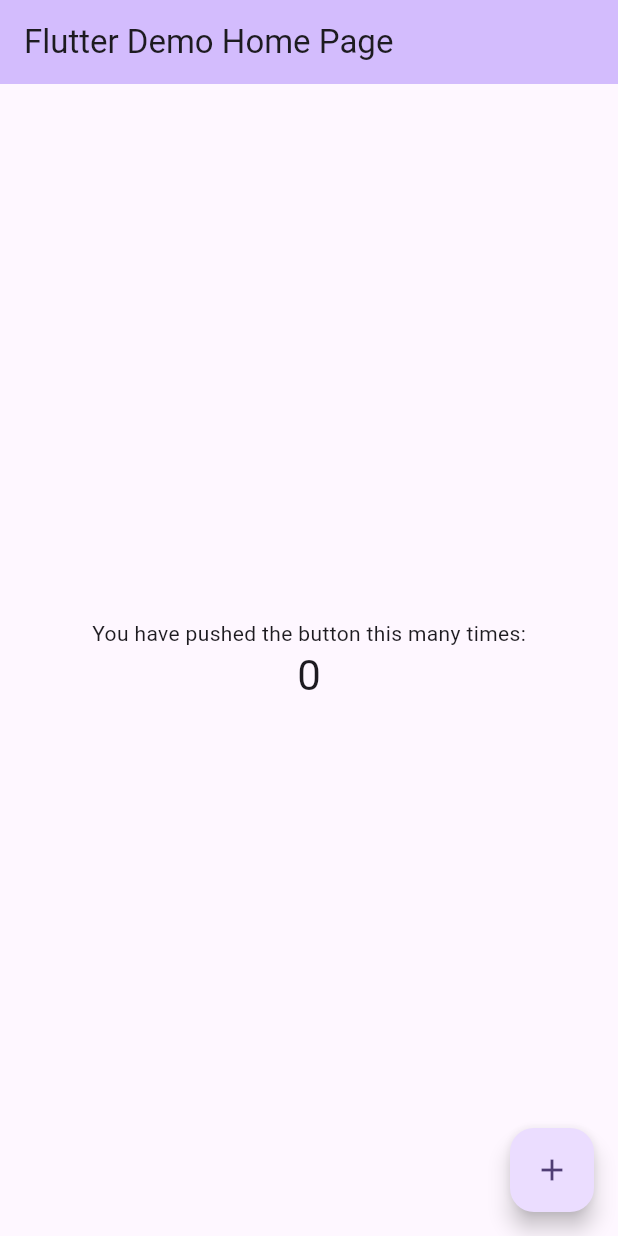
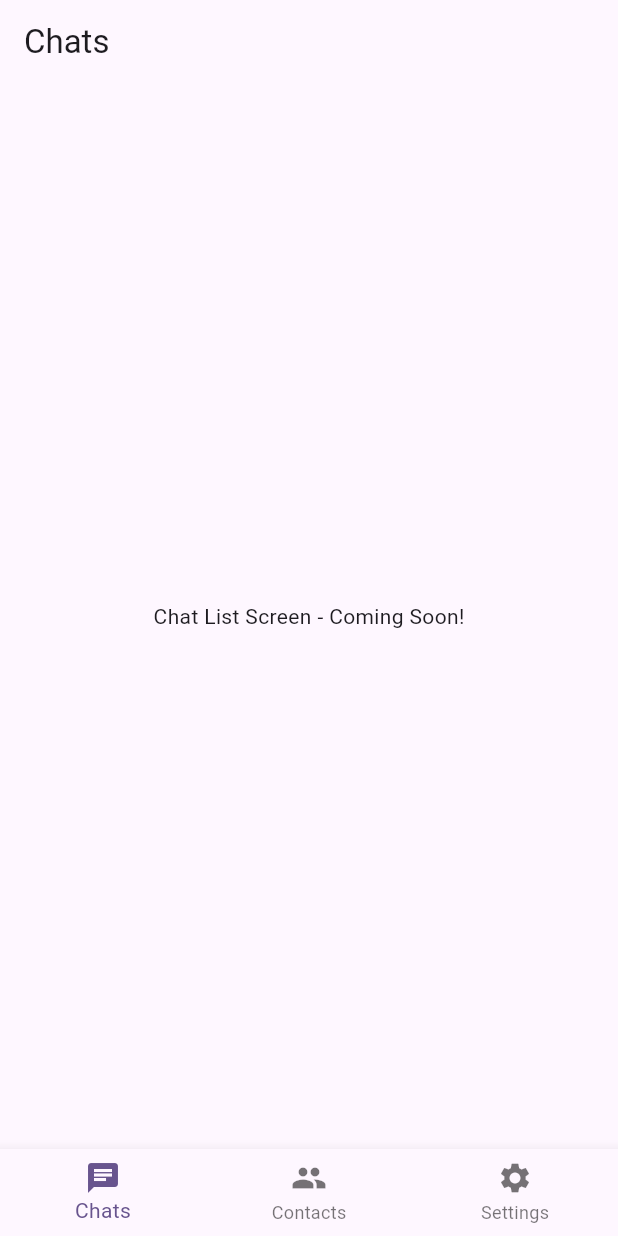
Before and after one commit to could-ai/01983cd2-e9d6-7f02-80ed-329545e76961, a Flutter app: the screen it shows after launch, on a phone screen of 412 x 824 dp. Run offline on Flutter 3.47's test engine with Material 3 defaults, Android fonts, the phone set to English and light mode, and no system bars; our stand-ins replace flutter_riverpod, shared_preferences.

Commit message:
Added dependencies for Riverpod, SharedPreferences, image_picker, emoji_picker_flutter, and flutter_local_notifications.; Refactored main.dart to use Riverpod, implement theme switching, and set up BottomNavigationBar for main screens.; Created placeholder for ChatListScreen.; Created placeholder for ChatScreen.; Created placeholder for ContactScreen.; Created placeholder for SettingsScreen with theme toggle.; Created ThemeProvider for managing and persisting app theme.; Created LocalStorageService for handling SharedPreferences.

```diff
--- a/usr/lib/main.dart
+++ b/usr/lib/main.dart
@@ -1,120 +1,88 @@
 import 'package:flutter/material.dart';
+import 'package:flutter_riverpod/flutter_riverpod.dart';
+import 'package:couldai_user_app/providers/theme_provider.dart';
+import 'package:couldai_user_app/screens/chat_list_screen.dart';
+import 'package:couldai_user_app/screens/contact_screen.dart';
+import 'package:couldai_user_app/screens/settings_screen.dart';
 
 void main() {
-  runApp(const MyApp());
+  runApp(const ProviderScope(child: MyApp()));
 }
 
-class MyApp extends StatelessWidget {
+class MyApp extends ConsumerWidget {
   const MyApp({super.key});
 
-  // This widget is the root of your application.
   @override
-  Widget build(BuildContext context) {
+  Widget build(BuildContext context, WidgetRef ref) {
+    final themeMode = ref.watch(themeProvider);
+
     return MaterialApp(
-      title: 'Flutter Demo',
+      title: 'Chat App',
       debugShowCheckedModeBanner: false,
       theme: ThemeData(
-        // This is the theme of your application.
-        //
-        // TRY THIS: Try running your application with "flutter run". You'll see
-        // the application has a purple toolbar. Then, without quitting the app,
-        // try changing the seedColor in the colorScheme below to Colors.green
-        // and then invoke "hot reload" (save your changes or press the "hot
-        // reload" button in a Flutter-supported IDE, or press "r" if you used
-        // the command line to start the app).
-        //
-        // Notice that the counter didn't reset back to zero; the application
-        // state is not lost during the reload. To reset the state, use hot
-        // restart instead.
-        //
-        // This works for code too, not just values: Most code changes can be
-        // tested with just a hot reload.
         colorScheme: ColorScheme.fromSeed(seedColor: Colors.deepPurple),
+        useMaterial3: true,
       ),
-      home: const MyHomePage(title: 'Flutter Demo Home Page'),
+      darkTheme: ThemeData(
+        colorScheme: ColorScheme.fromSeed(
+          seedColor: Colors.deepPurple,
+          brightness: Brightness.dark,
+        ),
+        useMaterial3: true,
+      ),
+      themeMode: themeMode,
+      home: const MainScreen(),
     );
   }
 }
 
-class MyHomePage extends StatefulWidget {
-  const MyHomePage({super.key, required this.title});
-
-  // This widget is the home page of your application. It is stateful, meaning
-  // that it has a State object (defined below) that contains fields that affect
-  // how it looks.
-
-  // This class is the configuration for the state. It holds the values (in this
-  // case the title) provided by the parent (in this case the App widget) and
-  // used by the build method of the State. Fields in a Widget subclass are
-  // always marked "final".
-
-  final String title;
+class MainScreen extends StatefulWidget {
+  const MainScreen({super.key});
 
   @override
-  State<MyHomePage> createState() => _MyHomePageState();
+  State<MainScreen> createState() => _MainScreenState();
 }
 
-class _MyHomePageState extends State<MyHomePage> {
-  int _counter = 0;
+class _MainScreenState extends State<MainScreen> {
+  int _selectedIndex = 0;
 
-  void _incrementCounter() {
+  static const List<Widget> _widgetOptions = <Widget>[
+    ChatListScreen(),
+    ContactScreen(),
+    SettingsScreen(),
+  ];
+
+  void _onItemTapped(int index) {
     setState(() {
-      // This call to setState tells the Flutter framework that something has
-      // changed in this State, which causes it to rerun the build method below
-      // so that the display can reflect the updated values. If we changed
-      // _counter without calling setState(), then the build method would not be
-      // called again, and so nothing would appear to happen.
-      _counter++;
+      _selectedIndex = index;
     });
   }
 
   @override
   Widget build(BuildContext context) {
-    // This method is rerun every time setState is called, for instance as done
-    // by the _incrementCounter method above.
-    //
-    // The Flutter framework has been optimized to make rerunning build methods
-    // fast, so that you can just rebuild anything that needs updating rather
-    // than having to individually change instances of widgets.
     return Scaffold(
-      appBar: AppBar(
-        // TRY THIS: Try changing the color here to a specific color (to
-        // Colors.amber, perhaps?) and trigger a hot reload to see the AppBar
-        // change color while the other colors stay the same.
-        backgroundColor: Theme.of(context).colorScheme.inversePrimary,
-        // Here we take the value from the MyHomePage object that was created by
-        // the App.build method, and use it to set our appbar title.
-        title: Text(widget.title),
+      body: Center(
+        child: _widgetOptions.elementAt(_selectedIndex),
       ),
-      body: Center(
-        // Center is a layout widget. It takes a single child and positions it
-        // in the middle of the parent.
-        child: Column(
-          // Column is also a layout widget. It takes a list of children and
-          // arranges them vertically. By default, it sizes itself to fit its
-          // children horizontally, and tries to be as tall as its parent.
-          //
-          // Column has various properties to control how it sizes itself and
-          // how it positions its children. Here we use mainAxisAlignment to
-          // center the children vertically; the main axis here is the vertical
-          // axis because Columns are vertical (the cross axis would be
-          // horizontal).
-          //
-          // TRY THIS: Invoke "debug painting" (choose the "Toggle Debug Paint"
-          // action in the IDE, or press "p" in the console), to see the
-          // wireframe for each widget.
-          mainAxisAlignment: MainAxisAlignment.center,
-          children: <Widget>[
-            const Text('You have pushed the button this many times:'),
-            Text('$_counter', style: Theme.of(context).textTheme.headlineMedium),
-          ],
-        ),
+      bottomNavigationBar: BottomNavigationBar(
+        items: const <BottomNavigationBarItem>[
+          BottomNavigationBarItem(
+            icon: Icon(Icons.chat),
+            label: 'Chats',
+          ),
+          BottomNavigationBarItem(
+            icon: Icon(Icons.people),
+            label: 'Contacts',
+          ),
+          BottomNavigationBarItem(
+            icon: Icon(Icons.settings),
+            label: 'Settings',
+          ),
+        ],
+        currentIndex: _selectedIndex,
+        selectedItemColor: Theme.of(context).colorScheme.primary,
+        onTap: _onItemTapped,
       ),
-      floatingActionButton: FloatingActionButton(
-        onPressed: _incrementCounter,
-        tooltip: 'Increment',
-        child: const Icon(Icons.add),
-      ), // This trailing comma makes auto-formatting nicer for build methods.
     );
   }
 }
--- /dev/null
+++ b/usr/lib/screens/chat_list_screen.dart
@@ -0,0 +1,17 @@
+import 'package:flutter/material.dart';
+
+class ChatListScreen extends StatelessWidget {
+  const ChatListScreen({super.key});
+
+  @override
+  Widget build(BuildContext context) {
+    return Scaffold(
+      appBar: AppBar(
+        title: const Text('Chats'),
+      ),
+      body: const Center(
+        child: Text('Chat List Screen - Coming Soon!'),
+      ),
+    );
+  }
+}
--- a/usr/pubspec.yaml
+++ b/usr/pubspec.yaml
@@ -1,3 +1,4 @@
+
 name: couldai_user_app
 description: "A new Flutter project."
 publish_to: 'none'
@@ -9,6 +10,11 @@ dependencies:
     sdk: flutter
   cupertino_icons: ^1.0.8
   supabase_flutter: ^2.9.1
+  flutter_riverpod: ^2.5.1
+  shared_preferences: ^2.2.3
+  image_picker: ^1.1.2
+  emoji_picker_flutter: ^2.2.0
+  flutter_local_notifications: ^17.1.2
 
 dev_dependencies:
   flutter_test:
```
Also changed, not shown: usr/lib/providers/theme_provider.dart (added, +27 -0 lines), usr/lib/screens/chat_screen.dart (added, +19 -0 lines), usr/lib/screens/contact_screen.dart (added, +17 -0 lines), usr/lib/screens/settings_screen.dart (added, +30 -0 lines), usr/lib/services/local_storage_service.dart (added, +26 -0 lines).
